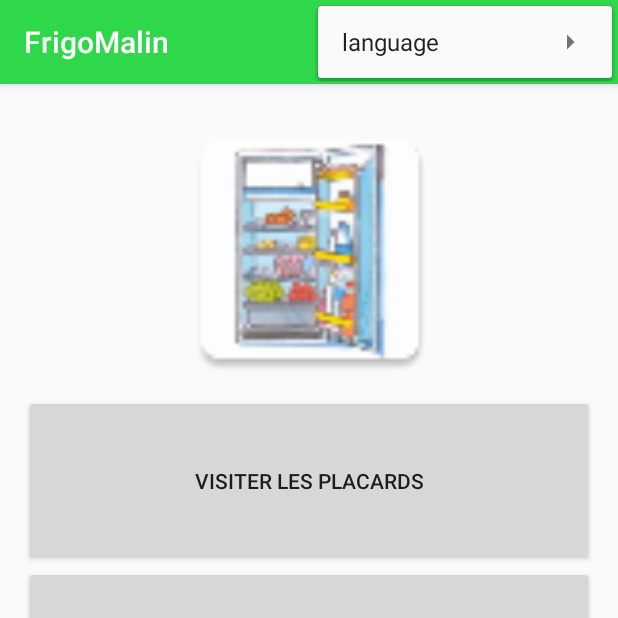
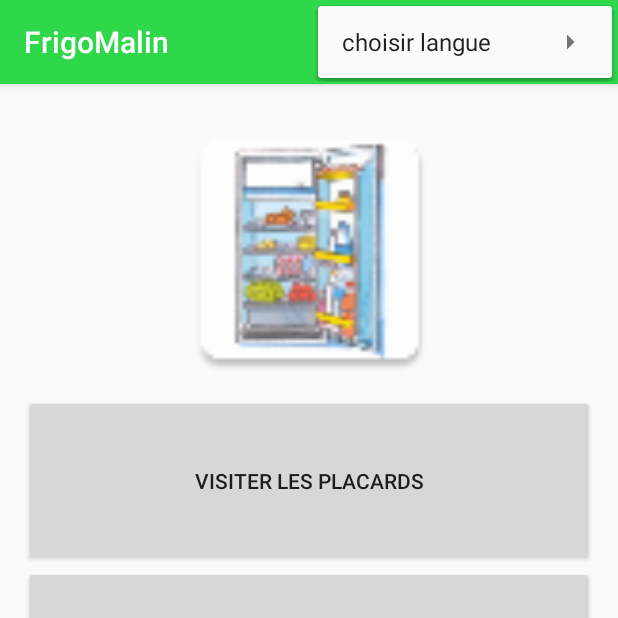
Before and after one commit to FrigoPlacard/projet, an Android app: the screen it shows after launch (MainActivity), with the options menu open, on a phone screen of 412 x 824 dp, the top half of it. Run offline under Robolectric (Android 15) with nearby library versions, the phone set to English and light mode, and no system bars.

Commit message:
traduction finie

```diff
--- a/FrigoMalin/app/src/main/java/com/example/ensai/frigomalin/MainActivity.java
+++ b/FrigoMalin/app/src/main/java/com/example/ensai/frigomalin/MainActivity.java
@@ -35,7 +35,7 @@ public class MainActivity extends AppCompatActivity {
     }
 
     public boolean onCreateOptionsMenu(Menu menu){
-        getMenuInflater().inflate(R.menu.menu_main,menu);
+        getMenuInflater().inflate(R.menu.menumain,menu);
         return true;
     }
 
@@ -55,10 +55,16 @@ public class MainActivity extends AppCompatActivity {
     public void changeToFrench(){
         PreferenceManager.getDefaultSharedPreferences(getApplicationContext()).edit().putString("LANG", "default").commit();
         updateResourcesLegacy("default");
+        finish();
+        Intent refresh = new Intent(MainActivity.this, MainActivity.class);
+        startActivity(refresh);
     }
     public void changeToEnglish(){
         PreferenceManager.getDefaultSharedPreferences(getApplicationContext()).edit().putString("LANG", "en").commit();
         updateResourcesLegacy("en");
+        finish();
+        Intent refresh = new Intent(MainActivity.this, MainActivity.class);
+        startActivity(refresh);
     }
 
     @SuppressWarnings("deprecation")
--- a/FrigoMalin/app/src/main/res/layout/activity_ajout_element.xml
+++ b/FrigoMalin/app/src/main/res/layout/activity_ajout_element.xml
@@ -65,7 +65,7 @@
         android:layout_height="wrap_content"
         android:text="@string/ajouter"
         android:id="@+id/boutonajouter"
-        android:onClick="@strings/ajouter"
+        android:onClick="ajouter_prod"
         android:background="@color/colorAccent"/>
 
 
--- a/FrigoMalin/app/src/main/res/menu-en/menu_main.xml
+++ b/FrigoMalin/app/src/main/res/menu-en/menumain.xml
@@ -1,6 +1,6 @@
 <?xml version="1.0" encoding="utf-8"?>
 <menu xmlns:android="http://schemas.android.com/apk/res/android">
-    <item android:id="@+id/item1" android:title="language">
+    <item android:id="@+id/item" android:title="@string/choisir_langue">
         <menu android:id="@+id/sousmenu">
             <item android:id="@+id/francais"
                 android:title="Français"   />
--- a/FrigoMalin/app/src/main/res/menu/menu_main.xml
+++ b/FrigoMalin/app/src/main/res/menu/menumain.xml
@@ -1,6 +1,6 @@
 <?xml version="1.0" encoding="utf-8"?>
 <menu xmlns:android="http://schemas.android.com/apk/res/android">
-<item android:id="@+id/item1" android:title="langue">
+<item android:id="@+id/item" android:title="@string/choisir_langue">
     <menu android:id="@+id/sousmenu">
         <item android:id="@+id/francais"
             android:title="Français"   />
```
Also changed, not shown: FrigoMalin/app/src/main/res/menu-en/placardmenu.xml (renamed from FrigoMalin/app/src/main/res/menu-en/placard_menu.xml).
